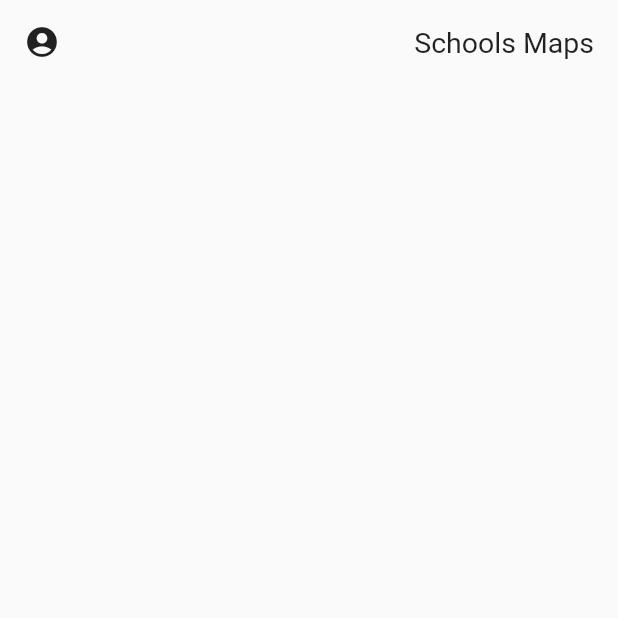
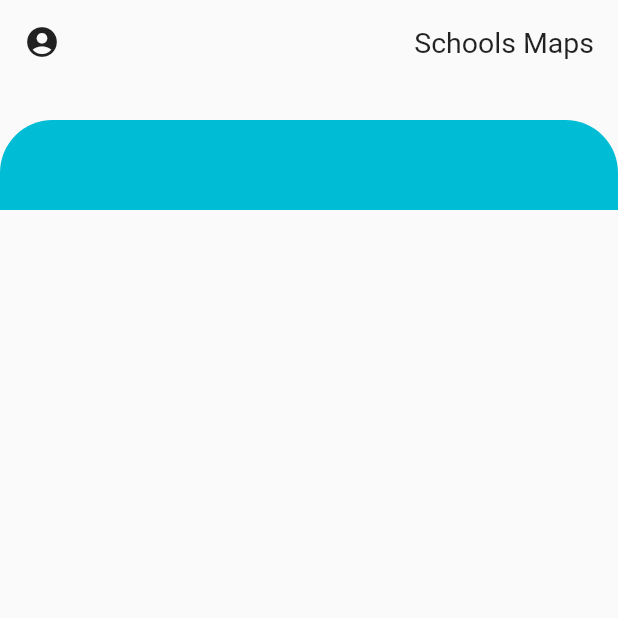
Before and after one commit to MauryBenavidez/School-maps, a Flutter app: the screen it shows after launch, on a phone screen of 412 x 824 dp, the top half of it. Run offline on Flutter 3.47's test engine with Material 2 defaults, Android fonts, the phone set to English and light mode, and no system bars; missing offline and left inert: dart:html.

Commit message:
actualizando barra de busqueda
modificación de barra de búqueda

```diff
--- a/lib/main.dart
+++ b/lib/main.dart
@@ -1,4 +1,6 @@
 import 'package:flutter/material.dart';
+
+
 import 'views/inicio.dart';
 
 void main() {
@@ -16,6 +18,7 @@ class MyApp extends StatelessWidget {
       initialRoute: Inicio.id,
       routes: {
         Inicio.id: (_) => Inicio(),
+
       },
     );
   }
--- a/lib/views/inicio.dart
+++ b/lib/views/inicio.dart
@@ -1,3 +1,5 @@
+import 'dart:html';
+
 import 'package:flutter/material.dart';
 
 
@@ -27,6 +29,7 @@ class Inicio extends StatelessWidget {
            child: _appBar(),
            ),
            _body(),
+
        ],
     );
   }
@@ -73,11 +76,43 @@ class Inicio extends StatelessWidget {
     );
   }
 
+
+
 }
+
 
 Widget _body() {
   final double _borderValue =35.0;
   return Expanded(
-    child: ListView(),
+    child: ListView(
+      padding: EdgeInsets.only(top: 40.0),
+      shrinkWrap: true,
+      children: [
+        Container(
+          height: 60.0,
+          decoration: BoxDecoration(
+            color: Colors.cyan,
+          borderRadius: BorderRadius.only(
+            topLeft: Radius.circular(_borderValue),
+            topRight: Radius.circular(_borderValue),
+          )
+          ),
+          child: Column(
+            mainAxisSize: MainAxisSize.max,
+
+            children: [
+              Padding(padding: EdgeInsets.only(
+                top: 40.0,
+                left: 40.0,
+                right: 30.0,
+              )
+
+              ),
+
+            ],
+          ),
+        )
+      ],
+    ),
     );
 }
```
